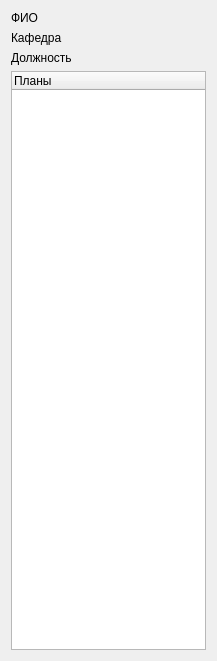
First picture: the form in src/faculty/facultypanel.ui, repository rainovskyqt/teacher_plan, before the edit.
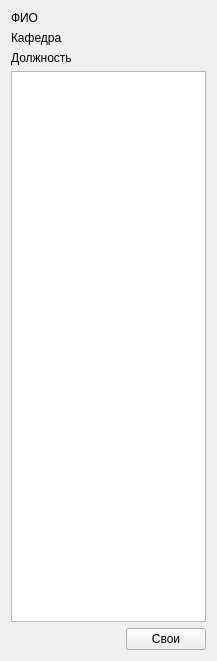
Second picture: the form after the edit.

What changed in the file:
```diff
--- a/src/faculty/facultypanel.ui
+++ b/src/faculty/facultypanel.ui
@@ -45,13 +45,31 @@
     </widget>
    </item>
    <item>
-    <widget class="QTreeWidget" name="tree_plans">
-     <column>
-      <property name="text">
-       <string>Планы</string>
-      </property>
-     </column>
-    </widget>
+    <widget class="QTreeView" name="tree_plans"/>
+   </item>
+   <item>
+    <layout class="QHBoxLayout" name="horizontalLayout">
+     <item>
+      <spacer name="horizontalSpacer">
+       <property name="orientation">
+        <enum>Qt::Horizontal</enum>
+       </property>
+       <property name="sizeHint" stdset="0">
+        <size>
+         <width>68</width>
+         <height>20</height>
+        </size>
+       </property>
+      </spacer>
+     </item>
+     <item>
+      <widget class="QPushButton" name="btn_own">
+       <property name="text">
+        <string>Свои</string>
+       </property>
+      </widget>
+     </item>
+    </layout>
    </item>
   </layout>
  </widget>
```
